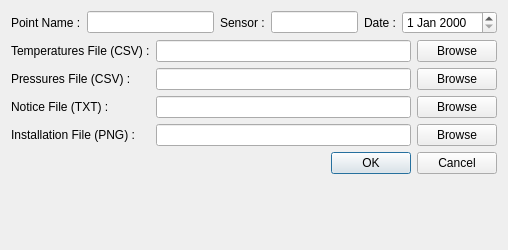
Before: the Qt Designer form molonaviz/dialogimportpoint.ui in SandraClodion/projet_molonaviz, drawn with Qt 5.
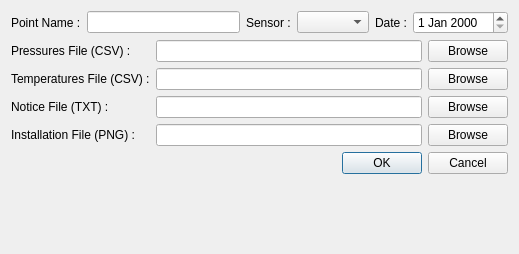
After: the same form once the commit is applied.

Commit message: Possibilité d'importer et d'afficher des points dans la treeView

The edit to the form file:
```diff
--- a/molonaviz/dialogimportpoint.ui
+++ b/molonaviz/dialogimportpoint.ui
@@ -6,8 +6,8 @@
    <rect>
     <x>0</x>
     <y>0</y>
-    <width>508</width>
-    <height>250</height>
+    <width>519</width>
+    <height>254</height>
    </rect>
   </property>
   <property name="maximumSize">
@@ -47,23 +47,7 @@
       </widget>
      </item>
      <item>
-      <widget class="QLineEdit" name="lineEditSensorName">
-       <property name="minimumSize">
-        <size>
-         <width>87</width>
-         <height>0</height>
-        </size>
-       </property>
-       <property name="maximumSize">
-        <size>
-         <width>80</width>
-         <height>16777215</height>
-        </size>
-       </property>
-       <property name="readOnly">
-        <bool>true</bool>
-       </property>
-      </widget>
+      <widget class="QComboBox" name="comboBoxSensors"/>
      </item>
      <item>
       <widget class="QLabel" name="label_3">
@@ -79,69 +63,69 @@
    </item>
    <item>
     <layout class="QGridLayout" name="gridLayout">
-     <item row="0" column="0">
-      <widget class="QLabel" name="label_2">
-       <property name="text">
-        <string>Temperatures File (CSV) :</string>
-       </property>
-      </widget>
-     </item>
      <item row="3" column="1">
-      <widget class="QLineEdit" name="lineEditNewGeom_3"/>
-     </item>
-     <item row="0" column="1">
-      <widget class="QLineEdit" name="lineEditPointDir"/>
-     </item>
-     <item row="1" column="2">
-      <widget class="QPushButton" name="pushButton_2">
-       <property name="text">
-        <string>Browse</string>
-       </property>
-      </widget>
-     </item>
-     <item row="1" column="0">
-      <widget class="QLabel" name="label_8">
-       <property name="text">
-        <string>Pressures File (CSV) :</string>
-       </property>
-      </widget>
+      <widget class="QLineEdit" name="lineEditNotice"/>
      </item>
      <item row="1" column="1">
-      <widget class="QLineEdit" name="lineEditGeomFile"/>
+      <widget class="QLineEdit" name="lineEditTemperatures"/>
      </item>
-     <item row="3" column="2">
-      <widget class="QPushButton" name="pushButton_5">
+     <item row="1" column="0">
+      <widget class="QLabel" name="label_2">
+       <property name="text">
+        <string>Temperatures File (CSV) :</string>
+       </property>
+      </widget>
+     </item>
+     <item row="4" column="2">
+      <widget class="QPushButton" name="pushButtonBrowseInstallation">
        <property name="text">
         <string>Browse</string>
        </property>
       </widget>
      </item>
-     <item row="2" column="1">
-      <widget class="QLineEdit" name="lineEditNewGeom_2"/>
-     </item>
-     <item row="2" column="0">
+     <item row="3" column="0">
       <widget class="QLabel" name="label_5">
        <property name="text">
         <string>Notice File (TXT) :</string>
        </property>
       </widget>
      </item>
-     <item row="3" column="0">
+     <item row="4" column="0">
       <widget class="QLabel" name="label_6">
        <property name="text">
         <string>Installation File (PNG) :</string>
        </property>
       </widget>
      </item>
-     <item row="2" column="2">
-      <widget class="QPushButton" name="pushButton_4">
+     <item row="4" column="1">
+      <widget class="QLineEdit" name="lineEditInstallation"/>
+     </item>
+     <item row="1" column="2">
+      <widget class="QPushButton" name="pushButtonBrowseTemperatures">
        <property name="text">
         <string>Browse</string>
        </property>
       </widget>
      </item>
+     <item row="3" column="2">
+      <widget class="QPushButton" name="pushButtonBrowseNotice">
+       <property name="text">
+        <string>Browse</string>
+       </property>
+      </widget>
+     </item>
+     <item row="0" column="0">
+      <widget class="QLabel" name="label_8">
+       <property name="text">
+        <string>Pressures File (CSV) :</string>
+       </property>
+      </widget>
+     </item>
+     <item row="0" column="1">
+      <widget class="QLineEdit" name="lineEditPressures"/>
+     </item>
      <item row="0" column="2">
-      <widget class="QPushButton" name="pushButton">
+      <widget class="QPushButton" name="pushButtonBrowsePressures">
        <property name="text">
         <string>Browse</string>
        </property>
```
The commit also changes 11 other files.
